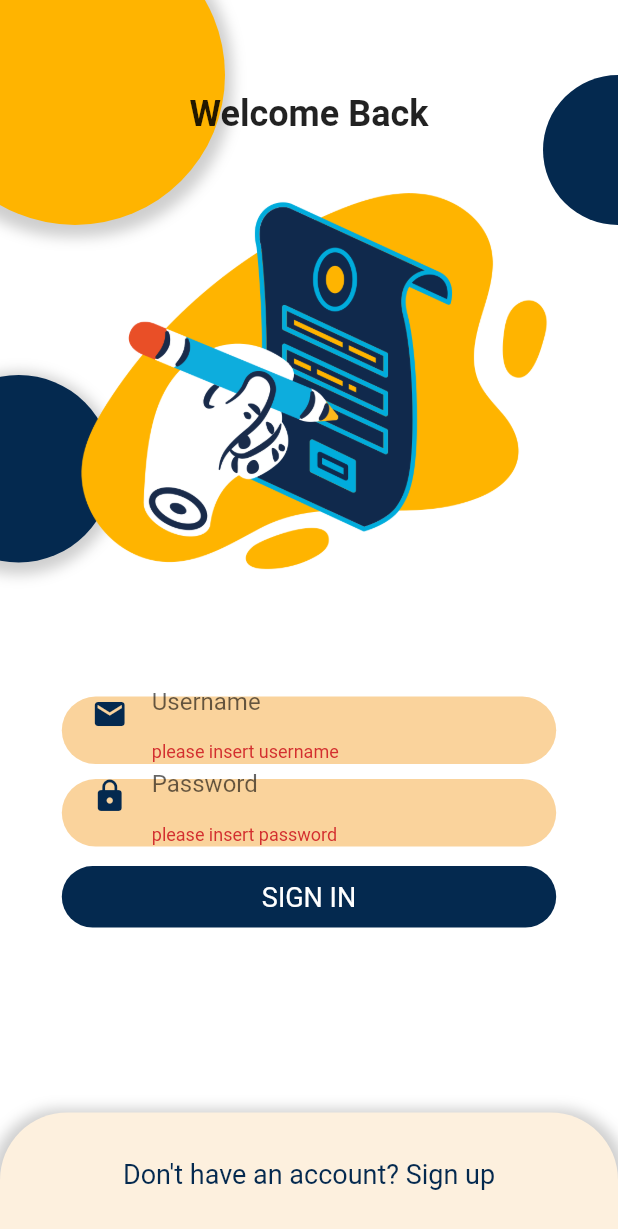
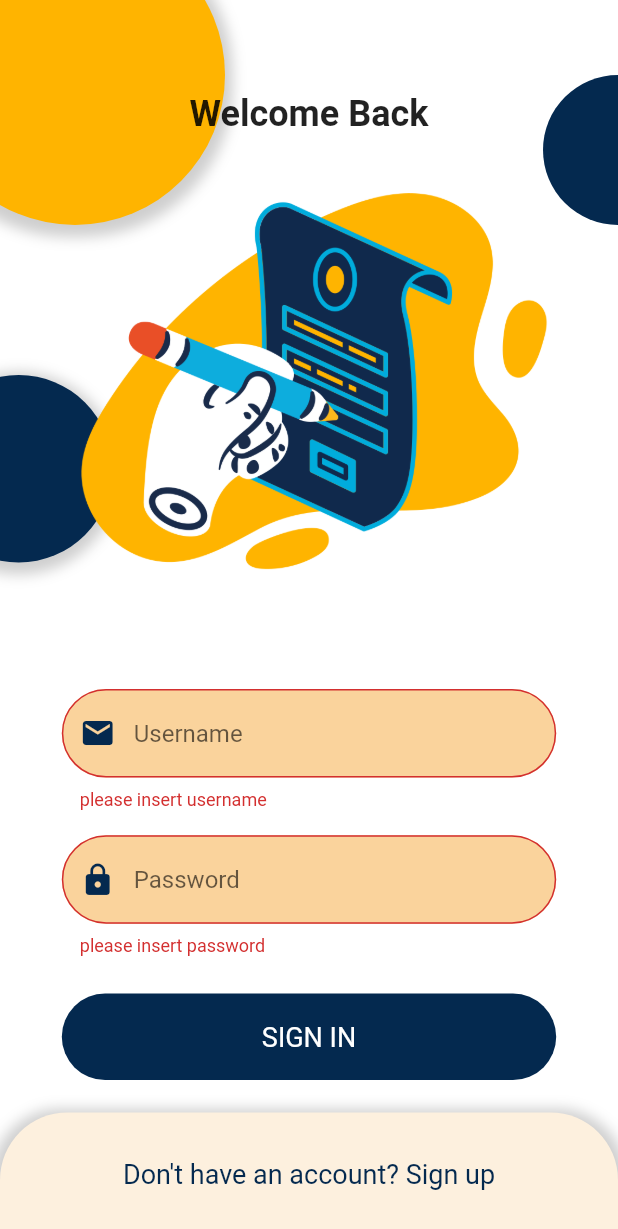
Before and after one commit to imankubbil/money_management, a Flutter app: the screen it shows after launch, after a tap on "SIGN IN", on a phone screen of 412 x 824 dp. Shown: the top 1229 px of the screen. Run offline on Flutter 3.47's test engine with Material 2 defaults, Android fonts, the phone set to English and light mode, and no system bars; our stand-ins replace animated_bottom_navigation_bar, fluttertoast, percent_indicator, shared_preferences, sqflite; accounts and stored records are empty.

Commit message:
change form and style in all component

```diff
--- a/lib/components/roounded_password_input.dart
+++ b/lib/components/roounded_password_input.dart
@@ -7,7 +7,8 @@ class RoundedPasswordInput extends StatelessWidget {
     required TextEditingController passwordController,
     required this.iconData,
     required this.hintData,
-  }) : _passwordController = passwordController, super(key: key);
+  })  : _passwordController = passwordController,
+        super(key: key);
 
   final TextEditingController _passwordController;
   final IconData iconData;
@@ -17,30 +18,62 @@ class RoundedPasswordInput extends StatelessWidget {
   Widget build(BuildContext context) {
     Size size = MediaQuery.of(context).size;
 
-    return Container(
-      margin: EdgeInsets.symmetric(vertical: 5),
-      padding: EdgeInsets.symmetric(horizontal: 20, vertical: 0.8),
-      height: 45,
-      width: size.width * 0.8,
-      decoration: BoxDecoration(
-        borderRadius: BorderRadius.circular(30),
-        color: orange100,
-      ),
+    return Padding(
+      padding: EdgeInsets.symmetric(horizontal: size.width * 0.1),
       child: TextFormField(
         controller: _passwordController,
+        decoration: InputDecoration(
+          border: OutlineInputBorder(
+            borderRadius: BorderRadius.circular(50),
+            borderSide: BorderSide(color: orange100),
+          ),
+          enabledBorder: OutlineInputBorder(
+            borderRadius: BorderRadius.circular(50),
+            borderSide: BorderSide(color: orange100),
+          ),
+          focusedBorder: OutlineInputBorder(
+            borderRadius: BorderRadius.circular(50),
+            borderSide: BorderSide(color: primary),
+          ),
+          fillColor: orange100,
+          filled: true,
+          prefixIcon: Icon(iconData, color: primary),
+          hintText: hintData,
+        ),
+        // keyboardType: TextInputType.text,
+        obscureText: true,
         validator: (e) {
-            return e!.toLowerCase().trim().isEmpty
-                ? 'please insert ${hintData.toLowerCase()}'
-                : null;
-          },
-        keyboardType: TextInputType.text,
-        obscureText: true,
-        decoration: InputDecoration(
-          icon: Icon(iconData, color: primary),
-          hintText: hintData,
-          border: InputBorder.none,
-        )
+          return e!.toLowerCase().trim().isEmpty
+              ? 'please insert ${hintData.toLowerCase()}'
+              : null;
+        },
       ),
     );
+
+    // return Container(
+    //   margin: EdgeInsets.symmetric(vertical: 5),
+    //   padding: EdgeInsets.symmetric(horizontal: 20, vertical: 0.8),
+    //   height: 45,
+    //   width: size.width * 0.8,
+    //   decoration: BoxDecoration(
+    //     borderRadius: BorderRadius.circular(30),
+    //     color: orange100,
+    //   ),
+    //   child: TextFormField(
+    //     controller: _passwordController,
+    //     validator: (e) {
+    //         return e!.toLowerCase().trim().isEmpty
+    //             ? 'please insert ${hintData.toLowerCase()}'
+    //             : null;
+    //       },
+    //     keyboardType: TextInputType.text,
+    //     obscureText: true,
+    //     decoration: InputDecoration(
+    //       icon: Icon(iconData, color: primary),
+    //       hintText: hintData,
+    //       border: InputBorder.none,
+    //     )
+    //   ),
+    // );
   }
 }
--- a/lib/components/rounded_button.dart
+++ b/lib/components/rounded_button.dart
@@ -21,6 +21,7 @@ class RoundedButton extends StatelessWidget {
       borderRadius: BorderRadius.circular(30),
       child: Container(
         width: size.width * 0.8,
+        height: size.height * 0.07,
         decoration: BoxDecoration(
           borderRadius: BorderRadius.circular(30),
           color: primary
--- a/lib/components/rounded_input.dart
+++ b/lib/components/rounded_input.dart
@@ -19,27 +19,58 @@ class RoundedInput extends StatelessWidget {
   Widget build(BuildContext context) {
     Size size = MediaQuery.of(context).size;
 
-    return Container(
-      margin: EdgeInsets.symmetric(vertical: 5),
-      padding: EdgeInsets.symmetric(horizontal: 20, vertical: 0.8),
-      height: 45,
-      width: size.width * 0.8,
-      decoration: BoxDecoration(
-          borderRadius: BorderRadius.circular(30), color: orange100),
+    return Padding(
+      padding: EdgeInsets.symmetric(horizontal: size.width * 0.1),
       child: TextFormField(
         controller: _usernameController,
+        decoration: InputDecoration(
+          border: OutlineInputBorder(
+            borderRadius: BorderRadius.circular(50),
+            borderSide: BorderSide(color: orange100),
+          ),
+          enabledBorder: OutlineInputBorder(
+            borderRadius: BorderRadius.circular(50),
+            borderSide: BorderSide(color: orange100),
+          ),
+          focusedBorder: OutlineInputBorder(
+            borderRadius: BorderRadius.circular(50),
+            borderSide: BorderSide(color: primary),
+          ),
+          fillColor: orange100,
+          filled: true,
+          prefixIcon: Icon(iconData, color: primary),
+          hintText: hintData,
+        ),
+        keyboardType: TextInputType.text,
         validator: (e) {
           return e!.toLowerCase().trim().isEmpty
               ? 'please insert ${hintData.toLowerCase()}'
               : null;
         },
-        keyboardType: TextInputType.text,
-        decoration: InputDecoration(
-          icon: Icon(iconData, color: primary),
-          hintText: hintData,
-          border: InputBorder.none,
-        ),
       ),
     );
+
+    // return Container(
+    //   margin: EdgeInsets.symmetric(vertical: 5),
+    //   padding: EdgeInsets.symmetric(horizontal: 20, vertical: 0.8),
+    //   height: 45,
+    //   width: size.width * 0.8,
+    //   decoration: BoxDecoration(
+    //       borderRadius: BorderRadius.circular(30), color: orange100),
+    //   child: TextFormField(
+    //     controller: _usernameController,
+    //     validator: (e) {
+    //       return e!.toLowerCase().trim().isEmpty
+    //           ? 'please insert ${hintData.toLowerCase()}'
+    //           : null;
+    //     },
+    //     keyboardType: TextInputType.text,
+    //     decoration: InputDecoration(
+    //       icon: Icon(iconData, color: primary),
+    //       hintText: hintData,
+    //       border: InputBorder.none,
+    //     ),
+    //   ),
+    // );
   }
 }
--- a/lib/screen/login/components/LoginForm.dart
+++ b/lib/screen/login/components/LoginForm.dart
@@ -145,10 +145,12 @@ class _LoginFormState extends State<LoginForm> {
                               usernameController: _usernameController,
                               hintData: 'Username',
                               iconData: Icons.mail),
+                          SizedBox(height: widget.size.height * 0.02,),
                           RoundedPasswordInput(
                               passwordController: _passwordController,
                               hintData: 'Password',
                               iconData: Icons.lock),
+                          SizedBox(height: widget.size.height * 0.02,),
                           Padding(
                             padding: const EdgeInsets.only(top: 8.0),
                             child: RoundedButton(actionPressed: actionLogin, title: 'SIGN IN'),
--- a/lib/screen/login/components/RegisterForm.dart
+++ b/lib/screen/login/components/RegisterForm.dart
@@ -46,14 +46,11 @@ class _RegisterFormState extends State<RegisterForm> {
   }
 
   void submitDataRegister() async {
-
-    var result = await db.saveUser(
-      User.fromMap({
+    var result = await db.saveUser(User.fromMap({
       'username': _usernameController.text,
       'name': _nameController.text,
       'password': _passwordController.text
-      })
-    );
+    }));
 
     if (result != 0) {
       Fluttertoast.showToast(
@@ -63,8 +60,7 @@ class _RegisterFormState extends State<RegisterForm> {
           timeInSecForIosWeb: 1,
           backgroundColor: Colors.green,
           textColor: Colors.white,
-        fontSize: 24
-      );
+          fontSize: 24);
     }
 
     _usernameController.clear();
@@ -98,32 +94,42 @@ class _RegisterFormState extends State<RegisterForm> {
                             fontWeight: FontWeight.bold, fontSize: 24),
                       ),
                     ),
-
-                    Image.asset(
-                        'assets/images/image_1.png',
-                        width: widget.size.width * 0.80),
-
-                    SizedBox(
-                      height: 40,
-                    ),
-
+                    Image.asset('assets/images/image_1.png',
+                        width: widget.size.width * 0.70),
                     Form(
                       key: _formKey,
                       child: Column(
                         children: [
-                          RoundedInput(usernameController: _usernameController, iconData: Icons.email, hintData: 'Username',),
-
-                          RoundedInput(usernameController: _nameController,  iconData: Icons.face_rounded, hintData: 'Name',),
-
-                          RoundedPasswordInput(passwordController: _passwordController, hintData: 'Password', iconData: Icons.lock),
+                          RoundedInput(
+                            usernameController: _usernameController,
+                            iconData: Icons.email,
+                            hintData: 'Username',
+                          ),
+                          SizedBox(
+                            height: widget.size.height * 0.02,
+                          ),
+                          RoundedInput(
+                            usernameController: _nameController,
+                            iconData: Icons.face_rounded,
+                            hintData: 'Name',
+                          ),
+                          SizedBox(
+                            height: widget.size.height * 0.02,
+                          ),
+                          RoundedPasswordInput(
+                              passwordController: _passwordController,
+                              hintData: 'Password',
+                              iconData: Icons.lock),
                         ],
                       ),
                     ),
-
-
+                    SizedBox(
+                      height: widget.size.height * 0.02,
+                    ),
                     Padding(
                       padding: const EdgeInsets.only(top: 8.0),
-                      child: RoundedButton(actionPressed: actionRegister, title: 'SIGN UP'),
+                      child: RoundedButton(
+                          actionPressed: actionRegister, title: 'SIGN UP'),
                     )
                   ],
                 ),
--- a/lib/screen/pages/HomeScreen.dart
+++ b/lib/screen/pages/HomeScreen.dart
@@ -27,11 +27,14 @@ class _HomeScreenState extends State<HomeScreen> {
 
   @override
   Widget build(BuildContext context) {
+    bool keyboardIsOpen = MediaQuery.of(context).viewInsets.bottom != 0;
     return Scaffold(
       body: getBody(),
       bottomNavigationBar: getFooter(),
       //other params,
-      floatingActionButton: FloatingActionButton(
+      floatingActionButton: Visibility(
+        visible: !keyboardIsOpen,
+        child: FloatingActionButton(
           onPressed: () {
             selectedTab(4);
           },
@@ -40,6 +43,7 @@ class _HomeScreenState extends State<HomeScreen> {
             size: 25,
           ),
           backgroundColor: primary,
+        ),
       ),
       floatingActionButtonLocation: FloatingActionButtonLocation.centerDocked,
     );
```
Also changed, not shown: lib/components/text_field_border_bottom.dart (added, +37 -0 lines), lib/screen/pages/BankScreen.dart (+25 -28 lines), lib/screen/pages/CreateCategoryScreen.dart (+42 -25 lines). Lines whose indentation alone changed are shown as unchanged.
